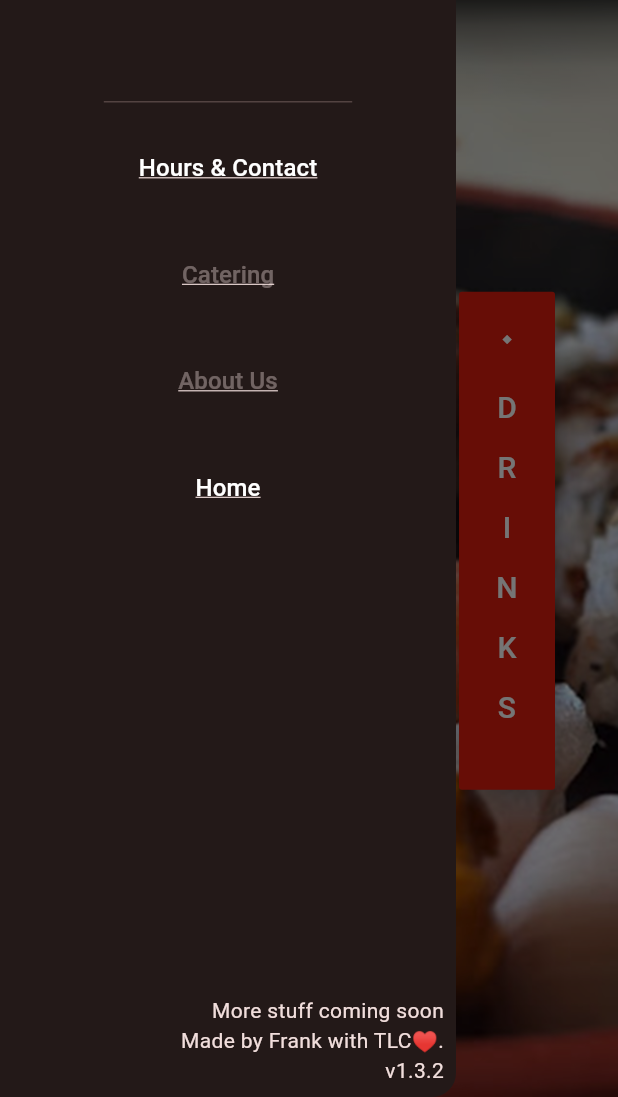
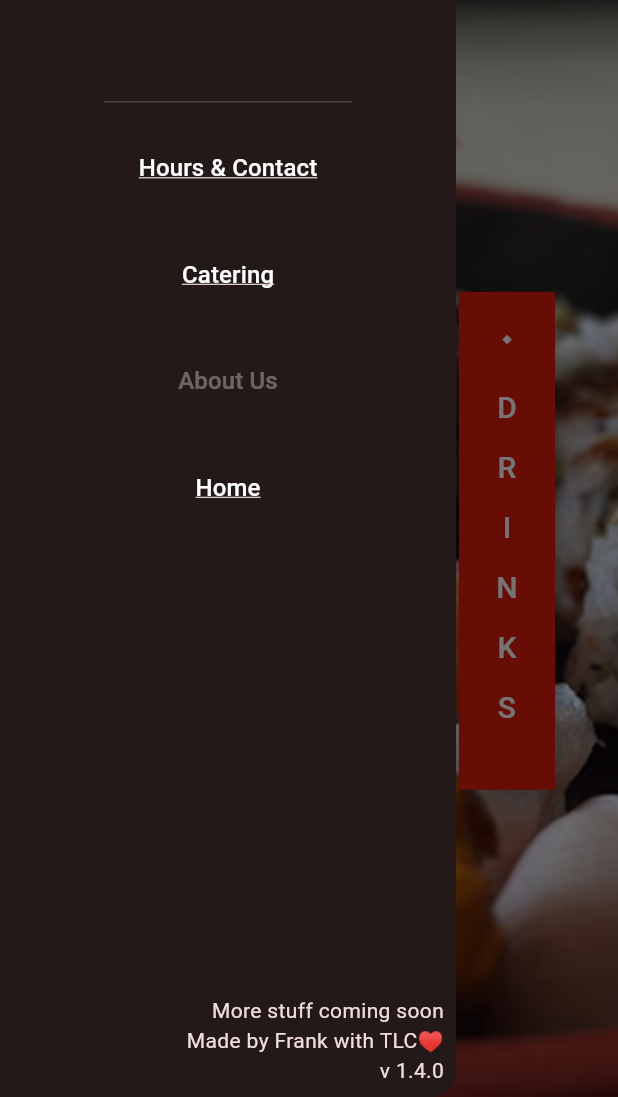
Before and after one commit to 421yet/kampai_webpage, a Flutter app: the screen it shows after launch, with the side drawer open, on a phone screen of 412 x 824 dp, the part 139-1236 px from its top. Run offline on Flutter 3.47's test engine with Material 3 defaults, Android fonts, the phone set to English and light mode, and no system bars; our stand-ins replace csv, flutter_svg, google_fonts; missing offline and left inert: amplify_flutter; generated files the repository leaves out were written again; Roboto replaces fonts that are missing (Prata).

Commit message:
temp commit b4 flutter upgrade

```diff
--- a/lib/src/app.dart
+++ b/lib/src/app.dart
@@ -2,6 +2,7 @@ import 'package:flutter/material.dart';
 import 'package:flutter_gen/gen_l10n/app_localizations.dart';
 import 'package:flutter_localizations/flutter_localizations.dart';
 import 'package:kampai_webpage/src/about/about.dart';
+import 'package:kampai_webpage/src/catering/catering.dart';
 import 'package:kampai_webpage/src/contact/contact.dart';
 
 import 'home/home.dart';
@@ -89,6 +90,8 @@ class MyApp extends StatelessWidget {
                     return const About();
                   case Contact.routeName:
                     return const Contact();
+                  case Catering.routeName:
+                    return const Catering();
                   default:
                     return const Home();
                 }
--- a/lib/src/contact/contact.dart
+++ b/lib/src/contact/contact.dart
@@ -88,7 +88,8 @@ class _ContactState extends State<Contact> {
                     ? Axis.vertical
                     : Axis.horizontal,
                 mainAxisAlignment: MainAxisAlignment.center,
-                crossAxisAlignment: CrossAxisAlignment.center,
+                crossAxisAlignment: CrossAxisAlignment
+                    .start, // TODO (visual) figure out of center or start looks better
                 children: <Widget>[
                   /// Column of hours
                   Padding(
--- a/lib/src/drawer/kampai_drawer.dart
+++ b/lib/src/drawer/kampai_drawer.dart
@@ -1,5 +1,6 @@
 import 'package:flutter/material.dart';
 import 'package:google_fonts/google_fonts.dart';
+import 'package:kampai_webpage/src/catering/catering.dart';
 import 'package:kampai_webpage/src/constants.dart';
 import 'package:kampai_webpage/src/contact/contact.dart';
 import 'package:kampai_webpage/src/home/home.dart';
@@ -50,33 +51,18 @@ class KampaiDrawer {
               ),
             ),
           ),
-          const Padding(
-            padding: EdgeInsets.all(8.0),
+          Padding(
+            padding: const EdgeInsets.all(8.0),
             child: TextButton(
-              onPressed: null,
-              child: Padding(
+              style: TextButton.styleFrom(foregroundColor: Colors.white),
+              onPressed: () {
+                lazyPush(context, const Catering());
+              },
+              child: const Padding(
                 padding: EdgeInsets.all(8.0),
                 child: Text(
                   'Catering',
                   style: TextStyle(
-                    // color: Colors.white,
-                    fontSize: 16,
-                    decoration: TextDecoration.underline,
-                  ),
-                ),
-              ),
-            ),
-          ),
-          const Padding(
-            padding: EdgeInsets.all(8.0),
-            child: TextButton(
-              onPressed: null,
-              child: Padding(
-                padding: EdgeInsets.all(8.0),
-                child: Text(
-                  'About Us',
-                  style: TextStyle(
-                    // color: Colors.white,
                     fontSize: 16,
                     decoration: TextDecoration.underline,
                   ),
@@ -87,12 +73,26 @@ class KampaiDrawer {
           Padding(
             padding: const EdgeInsets.all(8.0),
             child: TextButton(
+              style: TextButton.styleFrom(foregroundColor: Colors.white),
+              onPressed: null,
+              child: const Padding(
+                padding: EdgeInsets.all(8.0),
+                child: Text(
+                  'About Us',
+                  style: TextStyle(
+                    fontSize: 16,
+                    // TODO uncomment below when deployed
+                    // decoration: TextDecoration.underline,
+                  ),
+                ),
+              ),
+            ),
+          ),
+          Padding(
+            padding: const EdgeInsets.all(8.0),
+            child: TextButton(
               onPressed: () {
-                Navigator.pushReplacement(
-                  context,
-                  MaterialPageRoute(
-                      builder: (BuildContext context) => const Home()),
-                );
+                lazyPush(context, const Home());
               },
               child: const Padding(
                 padding: EdgeInsets.all(8.0),
@@ -122,10 +122,9 @@ class KampaiDrawer {
                     children: [
                       Text('Made by Frank with TLC'),
                       Text('♥', style: TextStyle(color: Colors.red)),
-                      Text('.'),
                     ],
                   ),
-                  Text('v1.3.2'), // leave out the space bar
+                  Text('v 1.4.0'),
                 ],
               ),
             ),
--- a/pubspec.yaml
+++ b/pubspec.yaml
@@ -14,12 +14,14 @@ dependencies:
   amplify_auth_cognito: ^1.0.0
   amplify_authenticator: ^1.0.0
   amplify_flutter: ^1.8.0
+  csv: ^6.0.0
   flutter:
     sdk: flutter
   flutter_localizations:
     sdk: flutter
   flutter_svg: ^2.0.10+1
   google_fonts: ^6.2.1
+  http: ^1.2.1
   url_launcher: ^6.2.6
 
 dev_dependencies:
```
Also changed, not shown: lib/src/appbar/bodyfulsliverappbar.dart (+5 -4 lines), lib/src/catering/catering.dart (+94 -1 lines), lib/src/catering/cateringtable.dart (added, +100 -0 lines), lib/src/catering/countableint.dart (added, +40 -0 lines), lib/src/constants.dart (+16 -1 lines), pubspec.lock.
